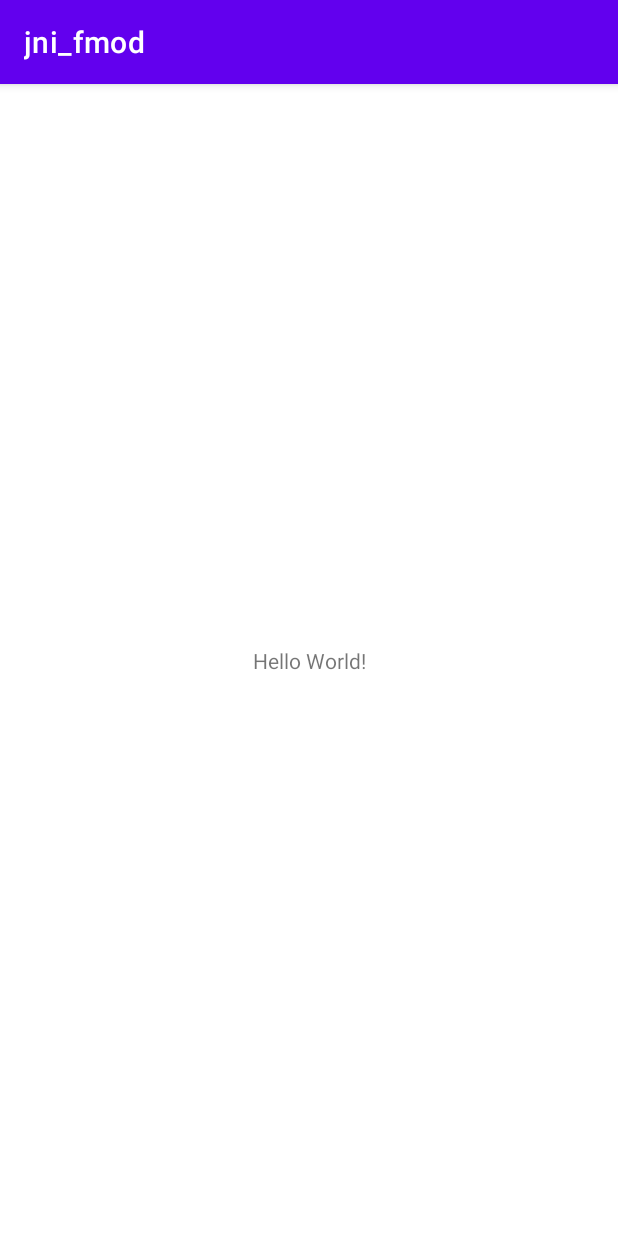
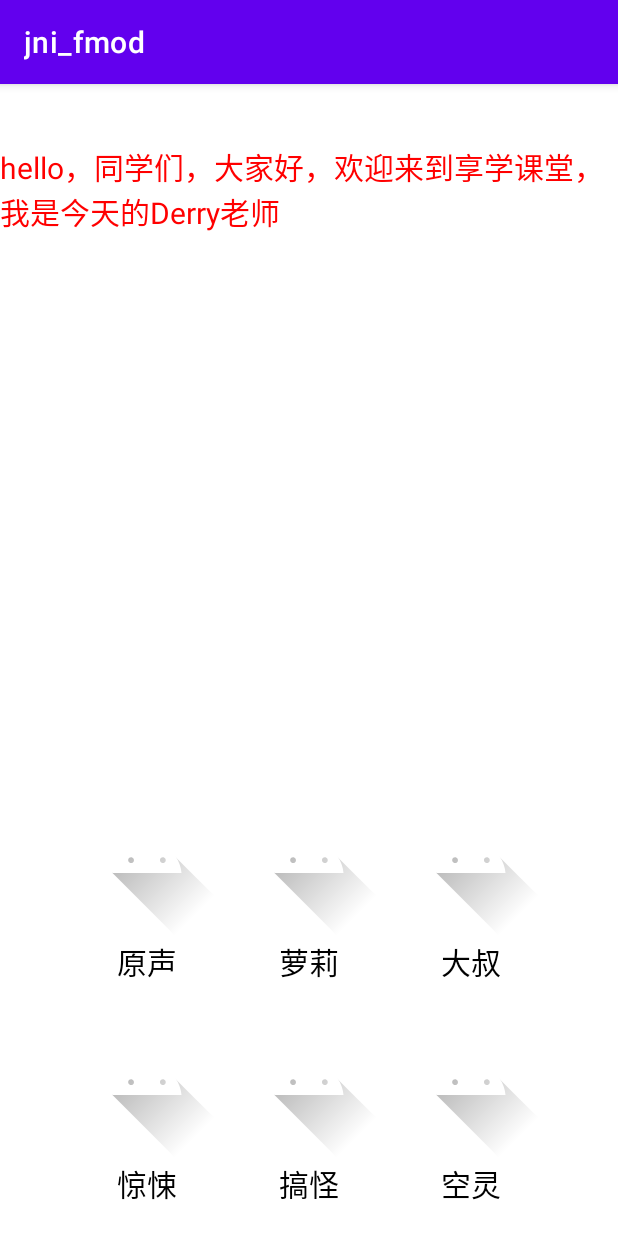
Before and after one commit to Lixuechong/jni_fmod, an Android app: the screen it shows after launch (MainActivity), on a phone screen of 412 x 824 dp. Run offline under Robolectric (Android 15) with nearby library versions, the phone set to English and light mode, and no system bars; 1 statement that could not run was skipped.

Commit message:
# 使用fmod完成调整音调，回音，颤音等功能。

```diff
--- a/app/build.gradle
+++ b/app/build.gradle
@@ -53,7 +53,7 @@ android {
 dependencies {
 
     //TODO 第六步: 引入fmod.jar
-    implementation files('libs\\fmod.jar')
+//    implementation files('libs\\fmod.jar')
 
     implementation 'androidx.appcompat:appcompat:1.4.1'
     implementation 'com.google.android.material:material:1.5.0'
--- a/app/src/main/java/com/lxc/jni_fmod/MainActivity.java
+++ b/app/src/main/java/com/lxc/jni_fmod/MainActivity.java
@@ -3,28 +3,74 @@ package com.lxc.jni_fmod;
 import androidx.appcompat.app.AppCompatActivity;
 
 import android.os.Bundle;
+import android.view.View;
 import android.widget.TextView;
+import android.widget.Toast;
+
+import org.fmod.FMOD;
 
 public class MainActivity extends AppCompatActivity {
+    private static final int MODE_NORMAL = 0; // 正常
+    private static final int MODE_LUOLI = 1; // 萝莉
+    private static final int MODE_DASHU = 2; // 大叔
+    private static final int MODE_JINGSONG = 3; // 惊悚
+    private static final int MODE_GAOGUAI = 4; // 搞怪
+    private static final int MODE_KONGLING = 5; // 空灵
 
     // Used to load the 'native-lib' library on application startup.
     static {
         System.loadLibrary("native-lib");
     }
 
+    // 播放的路径
+    private String path;
+
     @Override
     protected void onCreate(Bundle savedInstanceState) {
         super.onCreate(savedInstanceState);
         setContentView(R.layout.activity_main);
-
-        // Example of a call to a native method
-        TextView tv = findViewById(R.id.sample_text);
-        tv.setText(stringFromJNI());
+        path = "file:///android_asset/derry.mp3";
+        FMOD.init(this);
     }
 
-    /**
-     * A native method that is implemented by the 'native-lib' native library,
-     * which is packaged with this application.
-     */
-    public native String stringFromJNI();
+    @Override
+    protected void onDestroy() {
+        super.onDestroy();
+        FMOD.close();
+    }
+
+    // 六个 点击事件
+    public void onFix(View view) {
+        switch (view.getId()) {
+            case R.id.btn_normal:
+                play(MODE_NORMAL, path);
+                break;
+            case R.id.btn_luoli:
+                play(MODE_LUOLI, path);
+                break;
+            case R.id.btn_dashu:
+                play(MODE_DASHU, path);
+                break;
+            case R.id.btn_jingsong:
+                play(MODE_JINGSONG, path);
+                break;
+            case R.id.btn_gaoguai:
+                play(MODE_GAOGUAI, path);
+                break;
+            case R.id.btn_kongling:
+                play(MODE_KONGLING, path);
+                break;
+        }
+    }
+
+    private void play(int mode, String path) {
+        new Thread(() -> voiceChangeNative(mode, path)).start();
+    }
+
+    private native void voiceChangeNative(int mode, String path);
+
+    void playFinish(String msg) {
+        runOnUiThread(() -> Toast.makeText(this, msg, Toast.LENGTH_SHORT).show());
+    }
+
 }
--- a/app/src/main/res/layout/activity_main.xml
+++ b/app/src/main/res/layout/activity_main.xml
@@ -1,19 +1,146 @@
 <?xml version="1.0" encoding="utf-8"?>
-<androidx.constraintlayout.widget.ConstraintLayout xmlns:android="http://schemas.android.com/apk/res/android"
-    xmlns:app="http://schemas.android.com/apk/res-auto"
-    xmlns:tools="http://schemas.android.com/tools"
+<RelativeLayout xmlns:android="http://schemas.android.com/apk/res/android"
     android:layout_width="match_parent"
     android:layout_height="match_parent"
-    tools:context=".MainActivity">
+    android:orientation="vertical">
 
     <TextView
-        android:id="@+id/sample_text"
+        android:layout_width="match_parent"
+        android:layout_height="match_parent"
+        android:layout_marginTop="40dp"
+        android:text="hello，同学们，大家好，欢迎来到享学课堂，我是今天的Derry老师"
+        android:textColor="#f00"
+        android:textSize="20dp" />
+
+    <LinearLayout
         android:layout_width="wrap_content"
         android:layout_height="wrap_content"
-        android:text="Hello World!"
-        app:layout_constraintBottom_toBottomOf="parent"
-        app:layout_constraintLeft_toLeftOf="parent"
-        app:layout_constraintRight_toRightOf="parent"
-        app:layout_constraintTop_toTopOf="parent" />
+        android:layout_alignParentBottom="true"
+        android:background="#FFF"
+        android:layout_centerHorizontal="true"
+        android:orientation="vertical"
+        android:paddingBottom="20dp">
 
-</androidx.constraintlayout.widget.ConstraintLayout>
+        <LinearLayout
+            android:layout_width="wrap_content"
+            android:layout_height="wrap_content"
+            android:orientation="horizontal">
+
+            <LinearLayout
+                android:layout_width="wrap_content"
+                android:layout_height="wrap_content"
+                android:layout_weight="1"
+                android:orientation="vertical"
+                android:gravity="center_horizontal">
+
+                <ImageView
+                    android:id="@+id/btn_normal"
+                    style="@style/AudioImgStyle"
+                    android:onClick="onFix"
+                    android:src="@drawable/ic_launcher_foreground" />
+
+                <TextView
+                    style="@style/AudioTextStyle"
+                    android:text="原声" />
+            </LinearLayout>
+
+            <LinearLayout
+                android:layout_width="wrap_content"
+                android:layout_height="wrap_content"
+                android:layout_weight="1"
+                android:orientation="vertical"
+                android:gravity="center_horizontal">
+
+                <ImageView
+                    android:id="@+id/btn_luoli"
+                    style="@style/AudioImgStyle"
+                    android:onClick="onFix"
+                    android:src="@drawable/ic_launcher_foreground" />
+
+                <TextView
+                    style="@style/AudioTextStyle"
+                    android:text="萝莉" />
+            </LinearLayout>
+
+            <LinearLayout
+                android:layout_width="wrap_content"
+                android:layout_height="wrap_content"
+                android:layout_weight="1"
+                android:orientation="vertical"
+                android:gravity="center_horizontal">
+
+                <ImageView
+                    android:id="@+id/btn_dashu"
+                    style="@style/AudioImgStyle"
+                    android:onClick="onFix"
+                    android:src="@drawable/ic_launcher_foreground" />
+
+                <TextView
+                    style="@style/AudioTextStyle"
+                    android:text="大叔" />
+            </LinearLayout>
+        </LinearLayout>
+
+        <LinearLayout
+            android:layout_width="wrap_content"
+            android:layout_height="wrap_content"
+            android:layout_marginTop="10dp"
+            android:orientation="horizontal">
+
+            <LinearLayout
+                android:layout_width="wrap_content"
+                android:layout_height="wrap_content"
+                android:layout_weight="1"
+                android:orientation="vertical"
+                android:gravity="center_horizontal">
+
+                <ImageView
+                    android:id="@+id/btn_jingsong"
+                    style="@style/AudioImgStyle"
+                    android:onClick="onFix"
+                    android:src="@drawable/ic_launcher_foreground" />
+
+                <TextView
+                    style="@style/AudioTextStyle"
+                    android:text="惊悚" />
+            </LinearLayout>
+
+            <LinearLayout
+                android:layout_width="wrap_content"
+                android:layout_height="wrap_content"
+                android:layout_weight="1"
+                android:orientation="vertical"
+                android:gravity="center_horizontal">
+
+                <ImageView
+                    android:id="@+id/btn_gaoguai"
+                    style="@style/AudioImgStyle"
+                    android:onClick="onFix"
+                    android:src="@drawable/ic_launcher_foreground" />
+
+                <TextView
+                    style="@style/AudioTextStyle"
+                    android:text="搞怪" />
+            </LinearLayout>
+
+            <LinearLayout
+                android:layout_width="wrap_content"
+                android:layout_height="wrap_content"
+                android:layout_weight="1"
+                android:orientation="vertical"
+                android:gravity="center_horizontal">
+
+                <ImageView
+                    android:id="@+id/btn_kongling"
+                    style="@style/AudioImgStyle"
+                    android:onClick="onFix"
+                    android:src="@drawable/ic_launcher_foreground" />
+
+                <TextView
+                    style="@style/AudioTextStyle"
+                    android:text="空灵" />
+
+            </LinearLayout>
+        </LinearLayout>
+    </LinearLayout>
+</RelativeLayout>
--- /dev/null
+++ b/app/src/main/res/values/styles.xml
@@ -0,0 +1,21 @@
+<?xml version="1.0" encoding="utf-8"?>
+<resources>
+
+
+    <style name="AudioImgStyle">
+
+        <item name="android:layout_width">wrap_content</item>
+        <item name="android:layout_height">wrap_content</item>
+        <item name="android:scaleType">centerInside</item>
+
+    </style>
+
+    <style name="AudioTextStyle">
+
+        <item name="android:layout_width">wrap_content</item>
+        <item name="android:layout_height">wrap_content</item>
+        <item name="android:textSize">20sp</item>
+        <item name="android:textColor">#000</item>
+
+    </style>
+</resources>
```
Also changed, not shown: app/src/main/cpp/CMakeLists.txt (+3 -17 lines), 2 other files.
